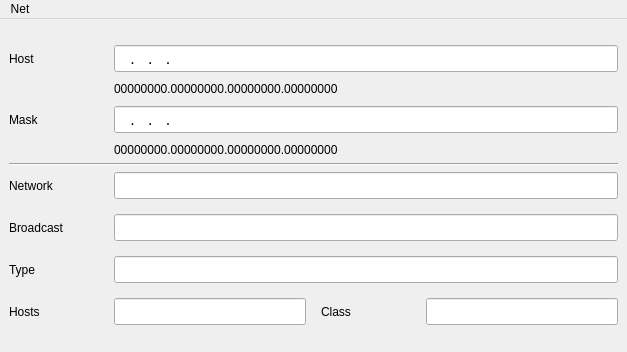
The window that netwindow.ui (midbel/netinfo-gui) describes before a commit, drawn with Qt 5.
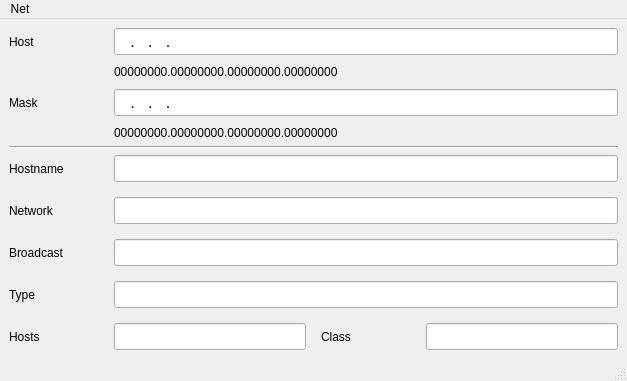
The same window after the commit.

```diff
--- a/netwindow.ui
+++ b/netwindow.ui
@@ -138,59 +138,7 @@
         <property name="spacing">
          <number>15</number>
         </property>
-        <item row="1" column="1" colspan="3">
-         <widget class="QLineEdit" name="infoBroadcast">
-          <property name="font">
-           <font>
-            <family>Liberation Sans</family>
-            <pointsize>12</pointsize>
-           </font>
-          </property>
-          <property name="readOnly">
-           <bool>true</bool>
-          </property>
-         </widget>
-        </item>
-        <item row="3" column="1">
-         <widget class="QLineEdit" name="infoHosts">
-          <property name="font">
-           <font>
-            <family>Liberation Sans</family>
-            <pointsize>12</pointsize>
-           </font>
-          </property>
-          <property name="readOnly">
-           <bool>true</bool>
-          </property>
-         </widget>
-        </item>
-        <item row="0" column="1" colspan="3">
-         <widget class="QLineEdit" name="infoNetwork">
-          <property name="font">
-           <font>
-            <family>Liberation Sans</family>
-            <pointsize>12</pointsize>
-           </font>
-          </property>
-          <property name="readOnly">
-           <bool>true</bool>
-          </property>
-         </widget>
-        </item>
-        <item row="3" column="2">
-         <widget class="QLabel" name="label_9">
-          <property name="minimumSize">
-           <size>
-            <width>90</width>
-            <height>0</height>
-           </size>
-          </property>
-          <property name="text">
-           <string>Class</string>
-          </property>
-         </widget>
-        </item>
-        <item row="0" column="0">
+        <item row="1" column="0">
          <widget class="QLabel" name="label_5">
           <property name="minimumSize">
            <size>
@@ -204,7 +152,7 @@
          </widget>
         </item>
         <item row="2" column="1" colspan="3">
-         <widget class="QLineEdit" name="infoType">
+         <widget class="QLineEdit" name="infoBroadcast">
           <property name="font">
            <font>
             <family>Liberation Sans</family>
@@ -216,7 +164,7 @@
           </property>
          </widget>
         </item>
-        <item row="3" column="0">
+        <item row="4" column="0">
          <widget class="QLabel" name="label_8">
           <property name="minimumSize">
            <size>
@@ -229,20 +177,7 @@
           </property>
          </widget>
         </item>
-        <item row="1" column="0">
-         <widget class="QLabel" name="label_6">
-          <property name="minimumSize">
-           <size>
-            <width>90</width>
-            <height>0</height>
-           </size>
-          </property>
-          <property name="text">
-           <string>Broadcast</string>
-          </property>
-         </widget>
-        </item>
-        <item row="2" column="0">
+        <item row="3" column="0">
          <widget class="QLabel" name="label_7">
           <property name="minimumSize">
            <size>
@@ -255,7 +190,46 @@
           </property>
          </widget>
         </item>
-        <item row="3" column="3">
+        <item row="3" column="1" colspan="3">
+         <widget class="QLineEdit" name="infoType">
+          <property name="font">
+           <font>
+            <family>Liberation Sans</family>
+            <pointsize>12</pointsize>
+           </font>
+          </property>
+          <property name="readOnly">
+           <bool>true</bool>
+          </property>
+         </widget>
+        </item>
+        <item row="4" column="2">
+         <widget class="QLabel" name="label_9">
+          <property name="minimumSize">
+           <size>
+            <width>90</width>
+            <height>0</height>
+           </size>
+          </property>
+          <property name="text">
+           <string>Class</string>
+          </property>
+         </widget>
+        </item>
+        <item row="1" column="1" colspan="3">
+         <widget class="QLineEdit" name="infoNetwork">
+          <property name="font">
+           <font>
+            <family>Liberation Sans</family>
+            <pointsize>12</pointsize>
+           </font>
+          </property>
+          <property name="readOnly">
+           <bool>true</bool>
+          </property>
+         </widget>
+        </item>
+        <item row="4" column="3">
          <widget class="QLineEdit" name="infoClass">
           <property name="font">
            <font>
@@ -268,6 +242,52 @@
           </property>
          </widget>
         </item>
+        <item row="4" column="1">
+         <widget class="QLineEdit" name="infoHosts">
+          <property name="font">
+           <font>
+            <family>Liberation Sans</family>
+            <pointsize>12</pointsize>
+           </font>
+          </property>
+          <property name="readOnly">
+           <bool>true</bool>
+          </property>
+         </widget>
+        </item>
+        <item row="2" column="0">
+         <widget class="QLabel" name="label_6">
+          <property name="minimumSize">
+           <size>
+            <width>90</width>
+            <height>0</height>
+           </size>
+          </property>
+          <property name="text">
+           <string>Broadcast</string>
+          </property>
+         </widget>
+        </item>
+        <item row="0" column="0">
+         <widget class="QLabel" name="label">
+          <property name="text">
+           <string>Hostname</string>
+          </property>
+         </widget>
+        </item>
+        <item row="0" column="1" colspan="3">
+         <widget class="QLineEdit" name="hostname">
+          <property name="font">
+           <font>
+            <family>Liberation Sans</family>
+            <pointsize>12</pointsize>
+           </font>
+          </property>
+          <property name="readOnly">
+           <bool>true</bool>
+          </property>
+         </widget>
+        </item>
        </layout>
       </item>
      </layout>
@@ -291,6 +311,7 @@
    </widget>
    <addaction name="menuNet"/>
   </widget>
+  <widget class="QStatusBar" name="statusBar"/>
   <action name="actionExit">
    <property name="text">
     <string>Exit</string>
```
